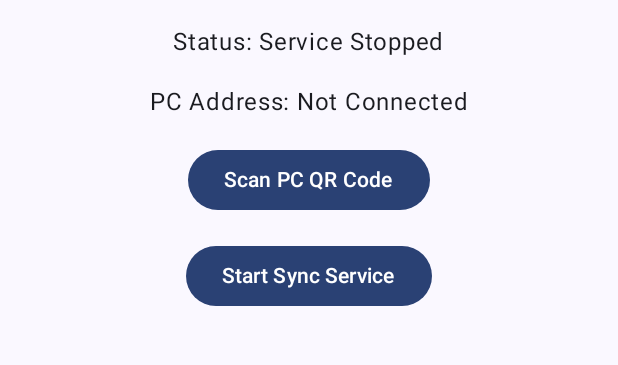
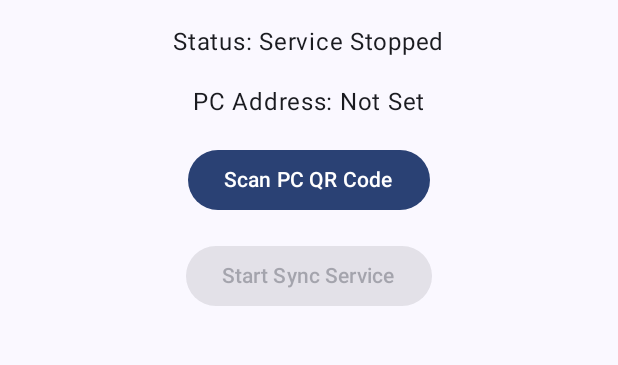
Before and after one commit to DoonMad/ShowerToys-Companion, an Android app built with Jetpack Compose: the screen it shows after launch (MainActivity), on a phone screen of 412 x 824 dp, the part 486-851 px from its top. Run offline under Robolectric (Android 15) with nearby library versions, the phone set to English and light mode, and no system bars; libraries missing offline, so code that uses them is left out: com.journeyapps.barcodescanner.

Commit message:
fix: Resolve errors in MainActivity and QR scan result handling

```diff
--- a/app/src/main/java/com/example/showertoyscompanion/MainActivity.kt
+++ b/app/src/main/java/com/example/showertoyscompanion/MainActivity.kt
@@ -1,96 +1,77 @@
 package com.example.showertoyscompanion
 
-import android.Manifest // For permissions
+import android.Manifest
+import android.content.Context
 import android.content.Intent
 import android.content.pm.PackageManager
 import android.os.Build
 import android.os.Bundle
-import androidx.activity.ComponentActivity // Base class for activities using Jetpack Compose
-import androidx.activity.compose.setContent // Used for setting Compose UI
-import androidx.activity.result.contract.ActivityResultContracts // For requesting permissions
-import androidx.compose.foundation.layout.Arrangement
-import androidx.compose.foundation.layout.Column
-import androidx.compose.foundation.layout.fillMaxSize
+import android.util.Log
+import androidx.activity.ComponentActivity
+import androidx.activity.compose.setContent
+import androidx.activity.result.ActivityResultLauncher
+import androidx.activity.result.contract.ActivityResultContracts
+import androidx.compose.foundation.layout.*
 import androidx.compose.material3.Button
 import androidx.compose.material3.MaterialTheme
 import androidx.compose.material3.Surface
 import androidx.compose.material3.Text
-import androidx.compose.runtime.* // For mutableStateOf
+import androidx.compose.runtime.*
 import androidx.compose.ui.Alignment
 import androidx.compose.ui.Modifier
-import androidx.core.content.ContextCompat
-import com.example.showertoyscompanion.ui.theme.ShowertoysCompanionTheme // Import your theme
-import androidx.activity.result.ActivityResultLauncher
-import androidx.compose.foundation.layout.padding // For Modifier.padding
 import androidx.compose.ui.graphics.Color
 import androidx.compose.ui.unit.dp
-import com.journeyapps.barcodescanner.ScanContract // ZXing scanner contract
-import com.journeyapps.barcodescanner.ScanOptions // ZXing scanner options
-import android.util.Log // For logging errors
-import androidx.compose.runtime.getValue // For compose state delegation
-import androidx.compose.runtime.setValue // For compose state delegation
-import androidx.compose.runtime.remember
-import android.content.Context
+import androidx.core.content.ContextCompat
+import com.example.showertoyscompanion.ui.theme.ShowertoysCompanionTheme
+import com.journeyapps.barcodescanner.ScanContract
+import com.journeyapps.barcodescanner.ScanOptions
 
 class MainActivity : ComponentActivity() {
 
-    // Activity Result Launcher for requesting notification permission
+    // --- State Management ---
+    // These states will drive the UI and recompose it when they change.
+    private var serverIp by mutableStateOf("")
+    private var isServiceRunning by mutableStateOf(false) // You'll need a way to check this accurately.
+    private var showConnectionError by mutableStateOf(false)
+
+    // --- ActivityResultLaunchers ---
+
+    // Launcher for Notification Permission
     private val requestPermissionLauncher =
         registerForActivityResult(ActivityResultContracts.RequestPermission()) { isGranted: Boolean ->
             if (isGranted) {
                 println("Notification permission granted.")
-                // --- FIX: Pass the stored IP address ---
-                val storedIp = getStoredIp()
-                if (storedIp.isNotEmpty()) {
-                    startSyncService(storedIp) // Start service *after* getting permission
-                } else {
-                    println("Permission granted, but no IP stored. Scan QR code.")
-                    // TODO: Maybe prompt user to scan
+                if (serverIp.isNotEmpty()) {
+                    startSyncService(serverIp)
                 }
             } else {
                 println("Notification permission denied.")
-                // TODO: Show a message to the user explaining why the permission is needed
+                // TODO: Show a message explaining why the permission is crucial for the service.
             }
         }
 
-    // State variable to track if the service is running (for UI updates)
-    // We'll update this properly later
-    private var isServiceRunning by mutableStateOf(false)
-
+    // Launcher for QR Code Scanner
     private val scanQrCodeLauncher: ActivityResultLauncher<ScanOptions> =
         registerForActivityResult(ScanContract()) { result ->
             if (result.contents == null) {
                 println("QR Scan cancelled.")
-                // Maybe show a message to the user
             } else {
                 println("QR Scan successful: ${result.contents}")
-                // --- Parse the result (EXPECTING URL like http://IP:PORT) ---
                 try {
                     val urlString = result.contents
-                    // Basic parsing: find IP between "//" and ":"
                     val ipAddress = urlString.substringAfter("://").substringBefore(":")
                     if (ipAddress.isNotEmpty()) {
-                        // Store the IP (e.g., in SharedPreferences)
-                        saveServerIp(ipAddress)
-                        // Update UI state directly (will be updated via LaunchedEffect later)
-                        // serverIp = ipAddress // Cannot directly modify compose state here
                         println("Extracted IP: $ipAddress")
-                        // If service isn't running, try starting it with the new IP
-                        if (!isServiceRunning) {
-                            checkPermissionAndStartService(ipAddress)
-                        } else {
-                            // If service is already running, we might need to tell it to reconnect
-                            // TODO: Send Intent to service to update IP and reconnect
-                            println("Service already running, need to implement reconnect logic.")
-                        }
+                        saveServerIp(ipAddress) // Save the IP
+                        serverIp = ipAddress     // Update the UI state
+                        checkPermissionAndStartService(ipAddress) // Attempt to start the service with the new IP
                     } else {
                         println("Could not parse IP from QR code: $urlString")
-                        // TODO: Show error to user
+                        showConnectionError = true
                     }
                 } catch (e: Exception) {
                     Log.e("MainActivity", "Error parsing QR code", e)
-                    println("Error parsing QR code: ${e.message}")
-                    // TODO: Show error to user
+                    showConnectionError = true
                 }
             }
         }
@@ -98,83 +79,119 @@ class MainActivity : ComponentActivity() {
     override fun onCreate(savedInstanceState: Bundle?) {
         super.onCreate(savedInstanceState)
 
-        // Request permission and start service
+        // On startup, load the stored IP and check permission to start the service.
         val storedIp = getStoredIp()
         if (storedIp.isNotEmpty()) {
+            serverIp = storedIp
             checkPermissionAndStartService(storedIp)
         }
 
-        // Set the UI content using Jetpack Compose
         setContent {
-            // Remember values across recompositions
-            var serverIp by remember { mutableStateOf("Not Connected") }
-            var showConnectionError by remember { mutableStateOf(false) } // State for error message
-
-            // Update IP when service status changes (Needs proper implementation later)
-            // LaunchedEffect(isServiceRunning) { serverIp = if(isServiceRunning) getStoredIp() else "Not Connected" }
-
             ShowertoysCompanionTheme {
                 Surface(
                     modifier = Modifier.fillMaxSize(),
                     color = MaterialTheme.colorScheme.background
                 ) {
-                    Column(
-                        modifier = Modifier.fillMaxSize().padding(16.dp), // Add padding
-                        verticalArrangement = Arrangement.spacedBy(16.dp, Alignment.CenterVertically), // Add spacing
-                        horizontalAlignment = Alignment.CenterHorizontally
-                    ) {
-                        Text("ShowerToys Companion", style = MaterialTheme.typography.headlineSmall) // Larger title
-
-                        // Display Connection Status
-                        Text("Status: ${if (isServiceRunning) "Service Running" else "Service Stopped"}")
-                        Text("PC Address: $serverIp") // Display the IP
-
-                        // Scan Button
-                        Button(onClick = {
-                            // Launch the QR code scanner
-                            scanQrCodeLauncher.launch(ScanOptions())
-                        }) {
-                            Text("Scan PC QR Code")
+                    // Pass the state variables into the Composable
+                    MainScreen(
+                        isServiceRunning = isServiceRunning,
+                        serverIp = serverIp,
+                        showConnectionError = showConnectionError,
+                        onScanClick = { launchQrScanner() },
+                        onToggleServiceClick = {
+                            if (isServiceRunning) {
+                                stopSyncService()
+                            } else {
+                                checkPermissionAndStartService(serverIp)
+                            }
                         }
-
-                        // Start/Stop Button (for testing)
-                        Button(onClick = {
-                            if (isServiceRunning) stopSyncService() else checkPermissionAndStartService(serverIp) // Pass IP if starting
-                        }) {
-                            Text(if (isServiceRunning) "Stop Sync Service" else "Start Sync Service")
-                        }
-
-                        // Display error message if connection failed
-                        if (showConnectionError) {
-                            Text("Error: Could not connect. Check IP/Firewall.", color = Color.Red)
-                        }
-                    }
+                    )
                 }
             }
         }
     }
 
-    // --- Service Control Functions ---
+    // --- UI Composable ---
+    @Composable
+    fun MainScreen(
+        isServiceRunning: Boolean,
+        serverIp: String,
+        showConnectionError: Boolean,
+        onScanClick: () -> Unit,
+        onToggleServiceClick: () -> Unit
+    ) {
+        Column(
+            modifier = Modifier.fillMaxSize().padding(16.dp),
+            verticalArrangement = Arrangement.spacedBy(16.dp, Alignment.CenterVertically),
+            horizontalAlignment = Alignment.CenterHorizontally
+        ) {
+            Text("ShowerToys Companion", style = MaterialTheme.typography.headlineSmall)
 
-    private fun checkPermissionAndStartService(ipAddress: String) { // Accept IP
-        if (ipAddress.isEmpty() || ipAddress == "Not Connected") {
+            Text("Status: ${if (isServiceRunning) "Service Running" else "Service Stopped"}")
+            Text("PC Address: ${if (serverIp.isNotEmpty()) serverIp else "Not Set"}")
+
+            Button(onClick = onScanClick) {
+                Text("Scan PC QR Code")
+            }
+
+            Button(
+                onClick = onToggleServiceClick,
+                // Disable start button if no IP is set
+                enabled = isServiceRunning || serverIp.isNotEmpty()
+            ) {
+                Text(if (isServiceRunning) "Stop Sync Service" else "Start Sync Service")
+            }
+
+            if (showConnectionError) {
+                Text("Error: Invalid QR code or connection failed.", color = Color.Red)
+            }
+        }
+    }
+
+    // --- Logic Functions ---
+
+    private fun launchQrScanner() {
+        val options = ScanOptions().apply {
+            setPrompt("Scan QR code from ShowerToys")
+            setDesiredBarcodeFormats(ScanOptions.QR_CODE)
+            // FIX 1: setOrientationLocked(false) allows the scanner to use portrait mode.
+            setOrientationLocked(false)
+        }
+        // FIX 2: Pass the configured 'options' object, not a new empty one.
+        scanQrCodeLauncher.launch(options)
+    }
+
+    private fun checkPermissionAndStartService(ipAddress: String) {
+        if (ipAddress.isEmpty()) {
             println("Cannot start service without a valid IP address.")
-            // TODO: Maybe prompt user to scan QR code
             return
-        }else {
-            // No permission needed on older versions, start service directly
+        }
+
+        // The foreground service permission is only needed for API 34+
+        if (Build.VERSION.SDK_INT >= Build.VERSION_CODES.UPSIDE_DOWN_CAKE) {
+            when {
+                ContextCompat.checkSelfPermission(this, Manifest.permission.POST_NOTIFICATIONS) == PackageManager.PERMISSION_GRANTED -> {
+                    startSyncService(ipAddress)
+                }
+                shouldShowRequestPermissionRationale(Manifest.permission.POST_NOTIFICATIONS) -> {
+                    // TODO: Explain to the user why you need the permission.
+                    requestPermissionLauncher.launch(Manifest.permission.POST_NOTIFICATIONS)
+                }
+                else -> {
+                    requestPermissionLauncher.launch(Manifest.permission.POST_NOTIFICATIONS)
+                }
+            }
+        } else {
+            // No special permission needed on older versions, start service directly.
             startSyncService(ipAddress)
         }
     }
 
     private fun saveServerIp(ipAddress: String) {
-        val sharedPref = getSharedPreferences("companion_prefs", Context.MODE_PRIVATE) ?: return
-        with(sharedPref.edit()) {
+        getSharedPreferences("companion_prefs", Context.MODE_PRIVATE)?.edit()?.apply {
             putString("server_ip", ipAddress)
             apply()
         }
-        // Manually update the compose state (crude, better with ViewModel)
-        setContent { /* Recompose UI - This is inefficient, fix later */ }
     }
 
     private fun getStoredIp(): String {
@@ -182,10 +199,8 @@ class MainActivity : ComponentActivity() {
         return sharedPref.getString("server_ip", "") ?: ""
     }
 
-    // Starts the ClipboardSyncService
-    private fun startSyncService(ipAddress: String) { // Accept IP
+    private fun startSyncService(ipAddress: String) {
         val serviceIntent = Intent(this, ClipboardSyncService::class.java).apply {
-            // --- Pass IP address to the service ---
             putExtra("SERVER_IP", ipAddress)
         }
         if (Build.VERSION.SDK_INT >= Build.VERSION_CODES.O) {
@@ -194,14 +209,14 @@ class MainActivity : ComponentActivity() {
             startService(serviceIntent)
         }
         isServiceRunning = true
+        showConnectionError = false // Hide any previous errors on successful start
         println("MainActivity: Attempted to start service with IP: $ipAddress")
     }
 
-    // Stops the ClipboardSyncService
     private fun stopSyncService() {
         val serviceIntent = Intent(this, ClipboardSyncService::class.java)
         stopService(serviceIntent)
-        isServiceRunning = false // Update UI state (basic)
+        isServiceRunning = false
         println("MainActivity: Attempted to stop service.")
     }
 }
```
